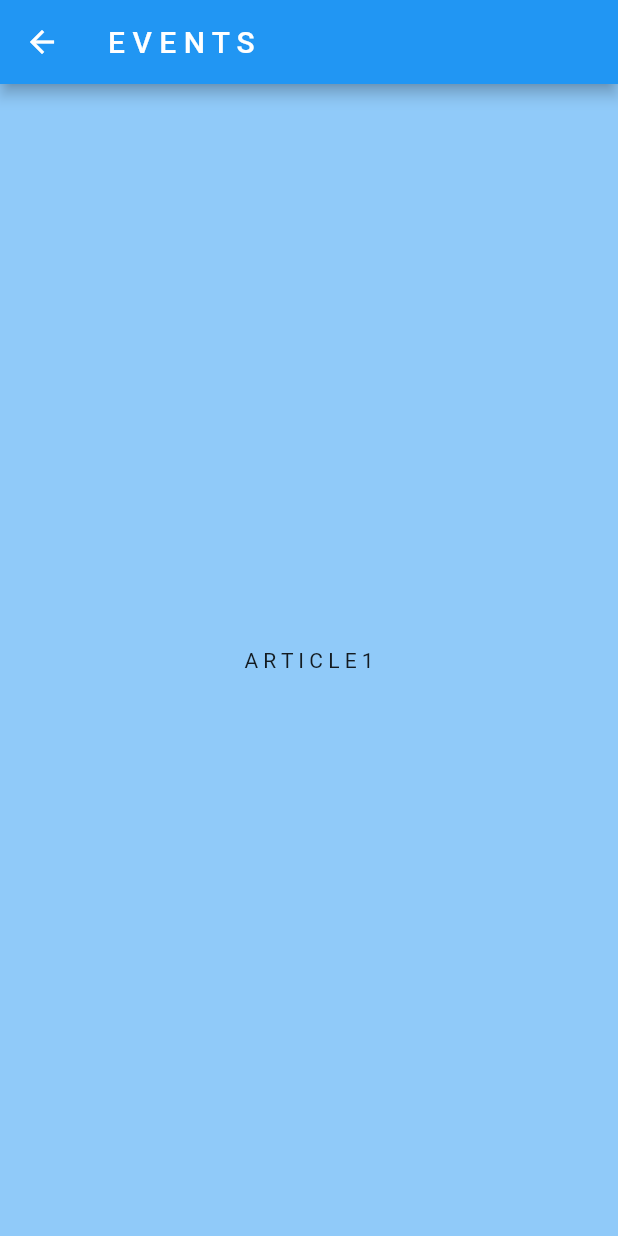
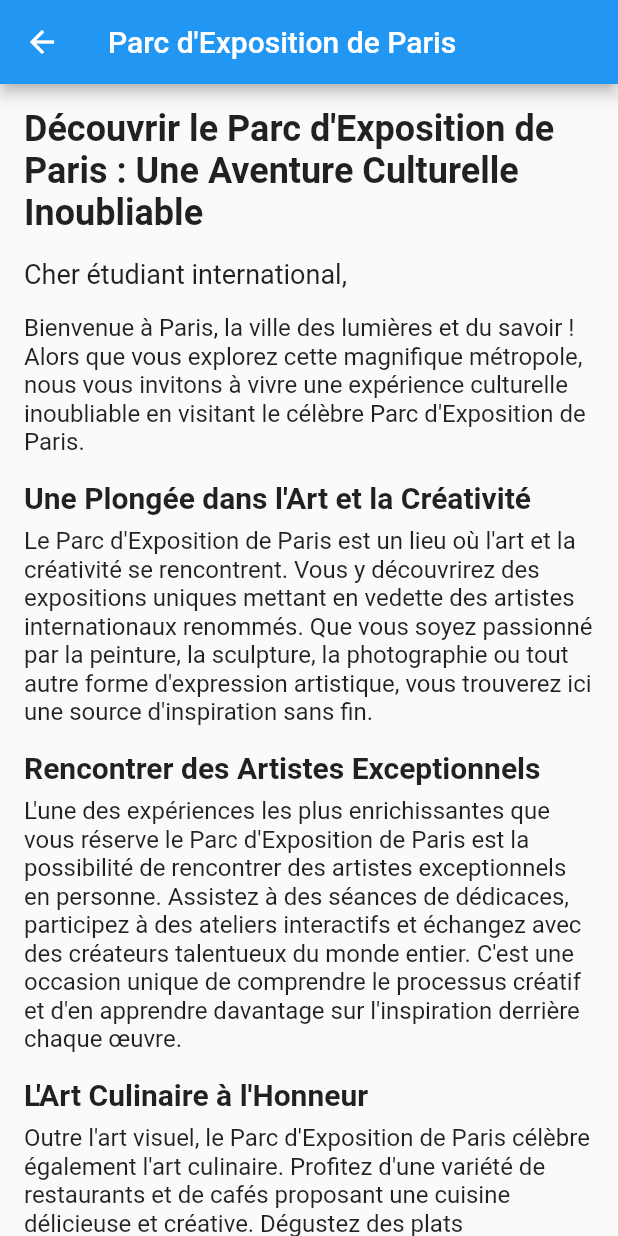
Before and after one commit to CharlesDouxPro/Flutter1, a Flutter app: the screen it shows after launch, after a tap on "Article 1", on a phone screen of 412 x 824 dp. Run offline on Flutter 3.47's test engine with Material 2 defaults, Android fonts, the phone set to English and light mode, and no system bars; network calls fail.

Commit message:
1.3.1
Mis à jour : la homepage a maintenant uneliste déroulante, reste plus qu'a pouvoir e faire plusieurs qui se suivent, les modifiées convenablement, et c'est gagné. Je changerait plus tard pour les améliorations de codes.

Au programme : Rajouter des listes view en vericale, mettre une barre de recherche et mettre des titres et une image correspondante.

```diff
--- /dev/null
+++ b/lib/ExpoPage.dart
@@ -0,0 +1,81 @@
+import 'package:flutter/material.dart';
+
+class ExpoPage extends StatelessWidget {
+  const ExpoPage({Key? key}) : super(key: key);
+
+  @override
+  Widget build(BuildContext context) {
+    return Scaffold(
+      appBar: AppBar(
+        title: const Text('Parc d\'Exposition de Paris'),
+      ),
+      body: const SingleChildScrollView(
+        padding: EdgeInsets.all(16.0),
+        child: Column(
+          crossAxisAlignment: CrossAxisAlignment.start,
+          children: [
+            Text(
+              'Découvrir le Parc d\'Exposition de Paris : Une Aventure Culturelle Inoubliable',
+              style: TextStyle(fontSize: 24, fontWeight: FontWeight.bold),
+            ),
+            SizedBox(height: 16),
+            Text(
+              'Cher étudiant international,',
+              style: TextStyle(fontSize: 18),
+            ),
+            SizedBox(height: 16),
+            Text(
+              'Bienvenue à Paris, la ville des lumières et du savoir ! Alors que vous explorez cette magnifique métropole, nous vous invitons à vivre une expérience culturelle inoubliable en visitant le célèbre Parc d\'Exposition de Paris.',
+              style: TextStyle(fontSize: 16),
+            ),
+            SizedBox(height: 16),
+            Text(
+              'Une Plongée dans l\'Art et la Créativité',
+              style: TextStyle(fontSize: 20, fontWeight: FontWeight.bold),
+            ),
+            SizedBox(height: 8),
+            Text(
+              'Le Parc d\'Exposition de Paris est un lieu où l\'art et la créativité se rencontrent. Vous y découvrirez des expositions uniques mettant en vedette des artistes internationaux renommés. Que vous soyez passionné par la peinture, la sculpture, la photographie ou tout autre forme d\'expression artistique, vous trouverez ici une source d\'inspiration sans fin.',
+              style: TextStyle(fontSize: 16),
+            ),
+            SizedBox(height: 16),
+            Text(
+              'Rencontrer des Artistes Exceptionnels',
+              style: TextStyle(fontSize: 20, fontWeight: FontWeight.bold),
+            ),
+            SizedBox(height: 8),
+            Text(
+              'L\'une des expériences les plus enrichissantes que vous réserve le Parc d\'Exposition de Paris est la possibilité de rencontrer des artistes exceptionnels en personne. Assistez à des séances de dédicaces, participez à des ateliers interactifs et échangez avec des créateurs talentueux du monde entier. C\'est une occasion unique de comprendre le processus créatif et d\'en apprendre davantage sur l\'inspiration derrière chaque œuvre.',
+              style: TextStyle(fontSize: 16),
+            ),
+            SizedBox(height: 16),
+            Text(
+              'L\'Art Culinaire à l\'Honneur',
+              style: TextStyle(fontSize: 20, fontWeight: FontWeight.bold),
+            ),
+            SizedBox(height: 8),
+            Text(
+              'Outre l\'art visuel, le Parc d\'Exposition de Paris célèbre également l\'art culinaire. Profitez d\'une variété de restaurants et de cafés proposant une cuisine délicieuse et créative. Dégustez des plats internationaux préparés par des chefs renommés, et découvrez de nouvelles saveurs qui éveilleront vos papilles gustatives.',
+              style: TextStyle(fontSize: 16),
+            ),
+            SizedBox(height: 16),
+            Text(
+              'Préparez-vous pour une Aventure Inoubliable',
+              style: TextStyle(fontSize: 20, fontWeight: FontWeight.bold),
+            ),
+            SizedBox(height: 8),
+            Text(
+              'Nous vous encourageons à vous immerger pleinement dans cette aventure culturelle. Explorez chaque recoin du Parc d\'Exposition, posez des questions aux artistes, goûtez des mets exquis et laissez-vous inspirer par la créativité qui vous entoure. Que vous soyez un amateur d\'art passionné ou simplement curieux de découvrir de nouvelles choses, le Parc d\'Exposition de Paris promet une expérience inoubliable.',
+              style: TextStyle(fontSize: 16),
+            ),
+            SizedBox(height: 16),
+            Text(
+              'Nous vous attendons avec impatience pour partager cette expérience exceptionnelle avec vous. Profitez de votre visite au Parc d\'Exposition de Paris et laissez-vous emporter par la magie de l\'art et de la culture.',
+              style: TextStyle(fontSize: 18),
+            ),
+          ],
+        ),
+      ),
+    );
+  }
+}
--- a/lib/Square.dart
+++ b/lib/Square.dart
@@ -1,4 +1,6 @@
 import 'package:flutter/material.dart';
+import 'package:mvpsa/second_page.dart';
+import 'ExpoPage.dart';
 
 class MySquare extends StatelessWidget {
   final String title;
@@ -16,8 +18,10 @@ class MySquare extends StatelessWidget {
     return InkWell(
       onTap: onPressed,
       child: Container(
-        height: 100,
-        color: Colors.deepPurple[200],
+        width: 300, // Largeur du carré
+        height: 220,
+        margin: const EdgeInsets.all(8),
+        color: Color.fromARGB(255, 53, 48, 48),
         child: Center(
           child: Text(
             title,
@@ -28,3 +32,75 @@ class MySquare extends StatelessWidget {
     );
   }
 }
+
+class HorizontalDropDown extends StatelessWidget {
+  @override
+  Widget build(BuildContext context) {
+    return Container(
+      height: 220, // Hauteur de la liste déroulante horizontale
+      child: ListView(
+        scrollDirection: Axis.horizontal, // Définir l'orientation à horizontal
+        children: <Widget>[
+          MySquare(
+            title: 'Article 1',
+            onPressed: () {
+              Navigator.of(context).push(
+                  MaterialPageRoute(builder: (context) => const ExpoPage()));
+            },
+          ),
+          MySquare(
+            title: 'Article 2',
+            onPressed: () {
+              Navigator.of(context).push(
+                  MaterialPageRoute(builder: (context) => const SecondPage()));
+            },
+          ),
+          MySquare(
+            title: 'Article 3',
+            onPressed: () {
+              Navigator.of(context).push(
+                  MaterialPageRoute(builder: (context) => const SecondPage()));
+            },
+          ),
+          MySquare(
+            title: 'Article 4',
+            onPressed: () {
+              Navigator.of(context).push(
+                  MaterialPageRoute(builder: (context) => const SecondPage()));
+            },
+          ),
+          MySquare(
+            title: 'Article 5',
+            onPressed: () {
+              Navigator.of(context).push(
+                  MaterialPageRoute(builder: (context) => const SecondPage()));
+            },
+          ),
+        ],
+      ),
+    );
+  }
+}
+
+class SquareItem extends StatelessWidget {
+  final String title;
+
+  SquareItem(this.title);
+
+  @override
+  Widget build(BuildContext context) {
+    return Container(
+      width: 100, // Largeur du carré
+      height: 100, // Hauteur du carré
+      color: Colors.blue, // Couleur du carré
+      margin: const EdgeInsets.all(8), // Marge autour du carré
+      child: Center(
+        child: Text(
+          title,
+          style:
+              const TextStyle(color: Colors.white, fontWeight: FontWeight.bold),
+        ),
+      ),
+    );
+  }
+}
--- a/lib/homePage.dart
+++ b/lib/homePage.dart
@@ -74,66 +74,7 @@ class HomePage extends StatelessWidget {
             SliverToBoxAdapter(
               child: Column(
                 children: [
-                  MySquare(
-                    title: 'Article 1',
-                    onPressed: () {
-                      Navigator.of(context).push(
-                        MaterialPageRoute(
-                          builder: (context) => const SecondPage(),
-                        ),
-                      );
-                    },
-                  ),
-                  MySquare(
-                    title: 'Article 2',
-                    onPressed: () {
-                      Navigator.of(context).push(
-                        MaterialPageRoute(
-                          builder: (context) => const SecondPage(),
-                        ),
-                      );
-                    },
-                  ),
-                  MySquare(
-                    title: 'Article 3',
-                    onPressed: () {
-                      Navigator.of(context).push(
-                        MaterialPageRoute(
-                          builder: (context) => const SecondPage(),
-                        ),
-                      );
-                    },
-                  ),
-                  MySquare(
-                    title: 'Article 4',
-                    onPressed: () {
-                      Navigator.of(context).push(
-                        MaterialPageRoute(
-                          builder: (context) => const SecondPage(),
-                        ),
-                      );
-                    },
-                  ),
-                  MySquare(
-                    title: 'Article 5',
-                    onPressed: () {
-                      Navigator.of(context).push(
-                        MaterialPageRoute(
-                          builder: (context) => const SecondPage(),
-                        ),
-                      );
-                    },
-                  ),
-                  MySquare(
-                    title: 'Article 6',
-                    onPressed: () {
-                      Navigator.of(context).push(
-                        MaterialPageRoute(
-                          builder: (context) => const SecondPage(),
-                        ),
-                      );
-                    },
-                  ),
+                  HorizontalDropDown(),
                 ],
               ),
             ),
```
Also changed, not shown: lib/article.dart (deleted, +0 -22 lines).
